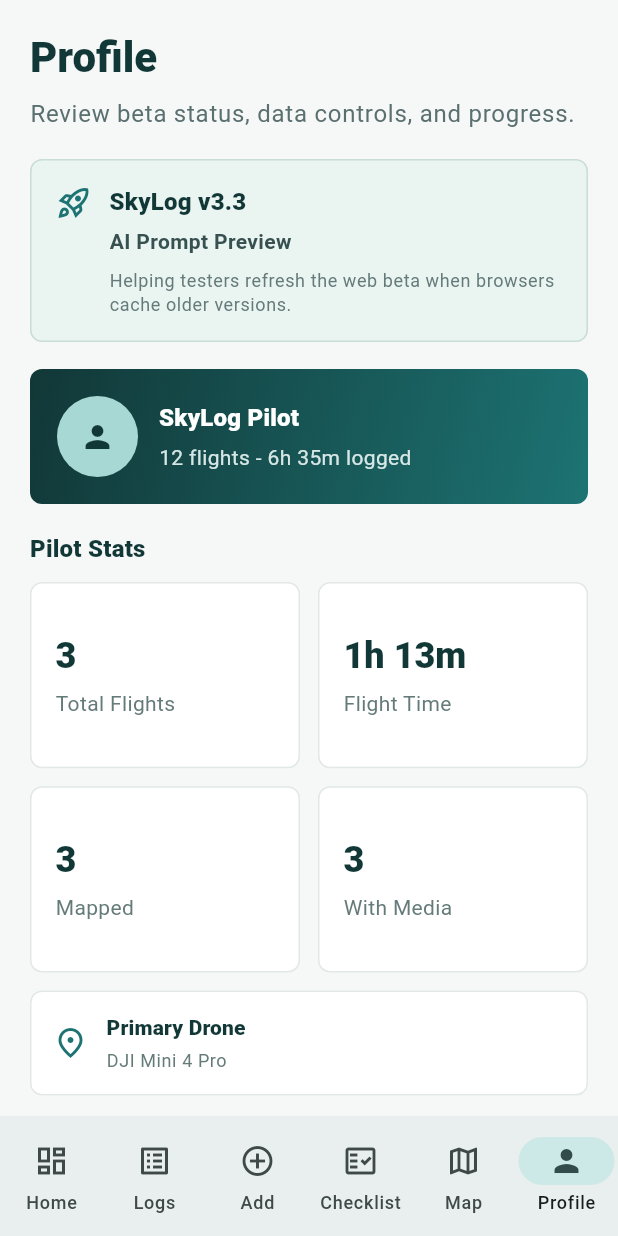
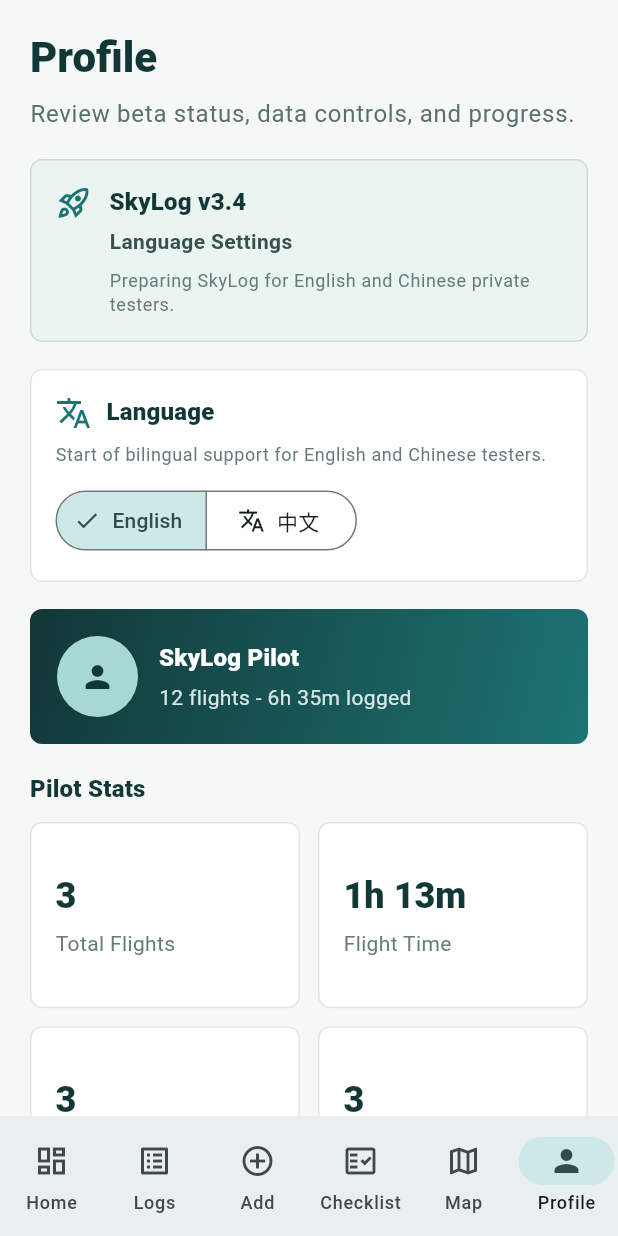
Before and after one commit to HouJue919/skylog, a Flutter app: the screen it shows after launch, item 6 of the bottom bar chosen, on a phone screen of 412 x 824 dp. Run offline on Flutter 3.47's test engine with Material 3 defaults, Android fonts, the phone set to English and light mode, and no system bars; our stand-ins replace shared_preferences.

Commit message:
Add language settings

```diff
--- a/app/lib/main.dart
+++ b/app/lib/main.dart
@@ -6,9 +6,24 @@
 
 const String _flightStorageKey = 'skylog_flights';
 const String _checklistStorageKey = 'skylog_preflight_checklist';
-const String _appVersionLabel = 'SkyLog v3.3';
-const String _appStageLabel = 'AI Prompt Preview';
+const String _languageStorageKey = 'skylog_language';
+const String _appVersionLabel = 'SkyLog v3.4';
+const String _appStageLabel = 'Language Settings';
 const int _preFlightChecklistTotal = 6;
+
+enum AppLanguage { english, chinese }
+
+String _text(AppLanguage language, String english, String chinese) {
+  return language == AppLanguage.chinese ? chinese : english;
+}
+
+AppLanguage _languageFromCode(String? code) {
+  return code == 'zh' ? AppLanguage.chinese : AppLanguage.english;
+}
+
+String _languageCode(AppLanguage language) {
+  return language == AppLanguage.chinese ? 'zh' : 'en';
+}
 
 const List<String> _preFlightChecklistItems = [
   'Battery charged and locked in',
@@ -268,6 +283,7 @@
 class _MainShellState extends State<MainShell> {
   int _selectedIndex = 0;
   bool _isLoading = true;
+  AppLanguage _language = AppLanguage.english;
 
   final List<FlightRecord> _flights = _demoFlights();
   final Set<int> _completedChecklistItems = {};
@@ -282,12 +298,14 @@
     final preferences = await SharedPreferences.getInstance();
     final savedFlights = preferences.getString(_flightStorageKey);
     final savedChecklist = preferences.getStringList(_checklistStorageKey);
+    final savedLanguage = preferences.getString(_languageStorageKey);
 
     if (savedFlights == null) {
       if (!mounted) {
         return;
       }
       setState(() {
+        _language = _languageFromCode(savedLanguage);
         _completedChecklistItems
           ..clear()
           ..addAll(_decodeChecklist(savedChecklist));
@@ -310,6 +328,7 @@
       return;
     }
     setState(() {
+      _language = _languageFromCode(savedLanguage);
       _flights
         ..clear()
         ..addAll(flights);
@@ -346,6 +365,14 @@
         .map((index) => index.toString())
         .toList();
     await preferences.setStringList(_checklistStorageKey, encoded);
+  }
+
+  Future<void> _setLanguage(AppLanguage language) async {
+    setState(() {
+      _language = language;
+    });
+    final preferences = await SharedPreferences.getInstance();
+    await preferences.setString(_languageStorageKey, _languageCode(language));
   }
 
   Future<void> _toggleChecklistItem(int index, bool isComplete) async {
@@ -472,7 +499,12 @@
         onReset: _resetChecklist,
       ),
       FlightMapScreen(flights: _flights, onUpdate: _updateFlight),
-      ProfileScreen(flights: _flights, onResetDemoData: _resetDemoData),
+      ProfileScreen(
+        flights: _flights,
+        language: _language,
+        onLanguageChanged: _setLanguage,
+        onResetDemoData: _resetDemoData,
+      ),
     ];
 
     if (_isLoading) {
@@ -484,36 +516,36 @@
       bottomNavigationBar: NavigationBar(
         selectedIndex: _selectedIndex,
         onDestinationSelected: _selectTab,
-        destinations: const [
+        destinations: [
           NavigationDestination(
-            icon: Icon(Icons.dashboard_outlined),
-            selectedIcon: Icon(Icons.dashboard),
-            label: 'Home',
+            icon: const Icon(Icons.dashboard_outlined),
+            selectedIcon: const Icon(Icons.dashboard),
+            label: _text(_language, 'Home', '首页'),
           ),
           NavigationDestination(
-            icon: Icon(Icons.list_alt_outlined),
-            selectedIcon: Icon(Icons.list_alt),
-            label: 'Logs',
+            icon: const Icon(Icons.list_alt_outlined),
+            selectedIcon: const Icon(Icons.list_alt),
+            label: _text(_language, 'Logs', '日志'),
           ),
           NavigationDestination(
-            icon: Icon(Icons.add_circle_outline),
-            selectedIcon: Icon(Icons.add_circle),
-            label: 'Add',
+            icon: const Icon(Icons.add_circle_outline),
+            selectedIcon: const Icon(Icons.add_circle),
+            label: _text(_language, 'Add', '添加'),
           ),
           NavigationDestination(
-            icon: Icon(Icons.fact_check_outlined),
-            selectedIcon: Icon(Icons.fact_check),
-            label: 'Checklist',
+            icon: const Icon(Icons.fact_check_outlined),
+            selectedIcon: const Icon(Icons.fact_check),
+            label: _text(_language, 'Checklist', '检查'),
           ),
           NavigationDestination(
-            icon: Icon(Icons.map_outlined),
-            selectedIcon: Icon(Icons.map),
-            label: 'Map',
+            icon: const Icon(Icons.map_outlined),
+            selectedIcon: const Icon(Icons.map),
+            label: _text(_language, 'Map', '地图'),
           ),
           NavigationDestination(
-            icon: Icon(Icons.person_outline),
-            selectedIcon: Icon(Icons.person),
-            label: 'Profile',
+            icon: const Icon(Icons.person_outline),
+            selectedIcon: const Icon(Icons.person),
+            label: _text(_language, 'Profile', '我的'),
           ),
         ],
       ),
@@ -1142,10 +1174,14 @@
   const ProfileScreen({
     super.key,
     required this.flights,
+    required this.language,
+    required this.onLanguageChanged,
     required this.onResetDemoData,
   });
 
   final List<FlightRecord> flights;
+  final AppLanguage language;
+  final ValueChanged<AppLanguage> onLanguageChanged;
   final VoidCallback onResetDemoData;
 
   int get _totalFlightMinutes {
@@ -1793,12 +1829,21 @@
         child: ListView(
           padding: const EdgeInsets.all(20),
           children: [
-            const _ScreenTitle(
-              title: 'Profile',
-              subtitle: 'Review beta status, data controls, and progress.',
+            _ScreenTitle(
+              title: _text(language, 'Profile', '我的'),
+              subtitle: _text(
+                language,
+                'Review beta status, data controls, and progress.',
+                '查看测试状态、数据管理和项目进度。',
+              ),
             ),
             const SizedBox(height: 18),
-            const _VersionBanner(),
+            _VersionBanner(language: language),
+            const SizedBox(height: 18),
+            _LanguageSelectorCard(
+              language: language,
+              onLanguageChanged: onLanguageChanged,
+            ),
             const SizedBox(height: 18),
             const _PilotCard(),
             const SizedBox(height: 18),
@@ -3127,7 +3172,9 @@
 }
 
 class _VersionBanner extends StatelessWidget {
-  const _VersionBanner();
+  const _VersionBanner({required this.language});
+
+  final AppLanguage language;
 
   @override
   Widget build(BuildContext context) {
@@ -3156,7 +3203,7 @@
                 ),
                 const SizedBox(height: 4),
                 Text(
-                  _appStageLabel,
+                  _text(language, _appStageLabel, '语言设置'),
                   style: Theme.of(context).textTheme.bodyMedium?.copyWith(
                     color: const Color(0xFF365150),
                     fontWeight: FontWeight.w700,
@@ -3164,13 +3211,90 @@
                 ),
                 const SizedBox(height: 8),
                 Text(
-                  'Helping testers refresh the web beta when browsers cache older versions.',
+                  _text(
+                    language,
+                    'Preparing SkyLog for English and Chinese private testers.',
+                    '为英文和中文私测用户准备 SkyLog。',
+                  ),
                   style: Theme.of(context).textTheme.bodySmall?.copyWith(
                     color: const Color(0xFF647B7A),
                   ),
                 ),
               ],
             ),
+          ),
+        ],
+      ),
+    );
+  }
+}
+
+class _LanguageSelectorCard extends StatelessWidget {
+  const _LanguageSelectorCard({
+    required this.language,
+    required this.onLanguageChanged,
+  });
+
+  final AppLanguage language;
+  final ValueChanged<AppLanguage> onLanguageChanged;
+
+  @override
+  Widget build(BuildContext context) {
+    return Container(
+      padding: const EdgeInsets.all(16),
+      decoration: BoxDecoration(
+        color: Colors.white,
+        borderRadius: BorderRadius.circular(8),
+        border: Border.all(color: const Color(0xFFE1E8E6)),
+      ),
+      child: Column(
+        crossAxisAlignment: CrossAxisAlignment.start,
+        children: [
+          Row(
+            children: [
+              const Icon(Icons.translate_outlined, color: Color(0xFF1D7373)),
+              const SizedBox(width: 10),
+              Expanded(
+                child: Text(
+                  _text(language, 'Language', '界面语言'),
+                  style: Theme.of(context).textTheme.titleMedium?.copyWith(
+                    color: const Color(0xFF123737),
+                    fontWeight: FontWeight.w800,
+                  ),
+                ),
+              ),
+            ],
+          ),
+          const SizedBox(height: 8),
+          Text(
+            _text(
+              language,
+              'Start of bilingual support for English and Chinese testers.',
+              '中英文测试用户支持的第一步。',
+            ),
+            style: Theme.of(
+              context,
+            ).textTheme.bodySmall?.copyWith(color: const Color(0xFF647B7A)),
+          ),
+          const SizedBox(height: 12),
+          SegmentedButton<AppLanguage>(
+            key: const Key('language-selector'),
+            segments: const [
+              ButtonSegment<AppLanguage>(
+                value: AppLanguage.english,
+                label: Text('English'),
+                icon: Icon(Icons.language_outlined),
+              ),
+              ButtonSegment<AppLanguage>(
+                value: AppLanguage.chinese,
+                label: Text('中文'),
+                icon: Icon(Icons.translate_outlined),
+              ),
+            ],
+            selected: {language},
+            onSelectionChanged: (selection) {
+              onLanguageChanged(selection.first);
+            },
           ),
         ],
       ),
```
Also changed, not shown: 7 other files.
